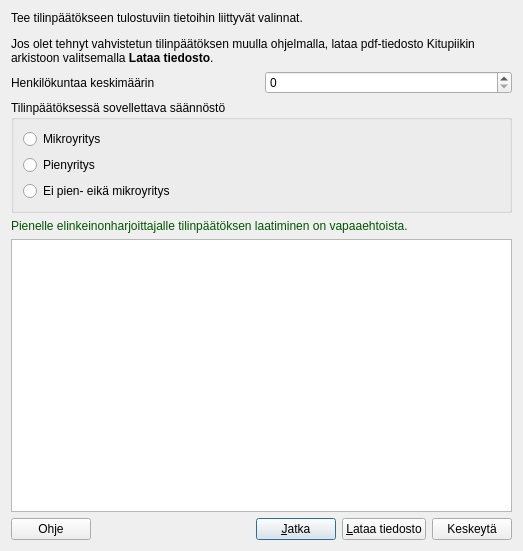
Above: kitupiikki/tilinpaatoseditori/tpaloitus.ui from artoh/kitupiikki before the change. Below: the same form after it.
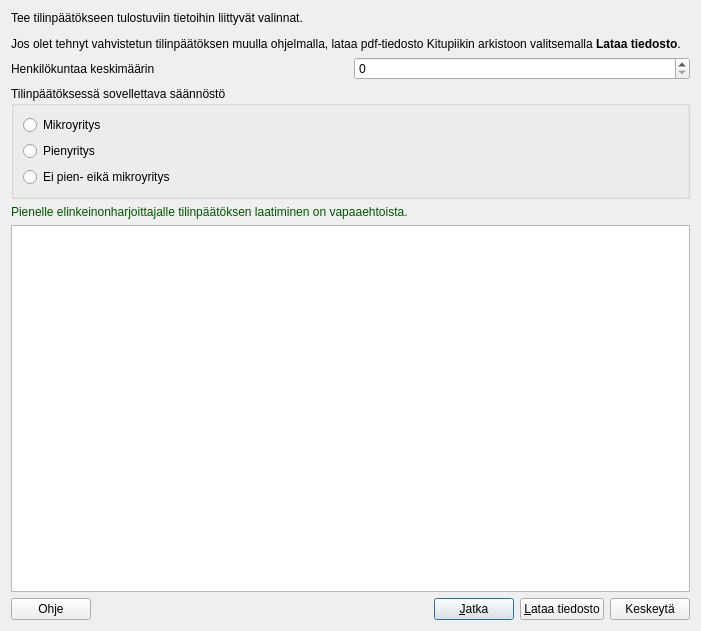
That is the form after the change. Icons and pictures are not drawn.

The edit to the form file:
```diff
--- a/kitupiikki/tilinpaatoseditori/tpaloitus.ui
+++ b/kitupiikki/tilinpaatoseditori/tpaloitus.ui
@@ -6,8 +6,8 @@
    <rect>
     <x>0</x>
     <y>0</y>
-    <width>523</width>
-    <height>551</height>
+    <width>701</width>
+    <height>631</height>
    </rect>
   </property>
   <property name="windowTitle">
```
